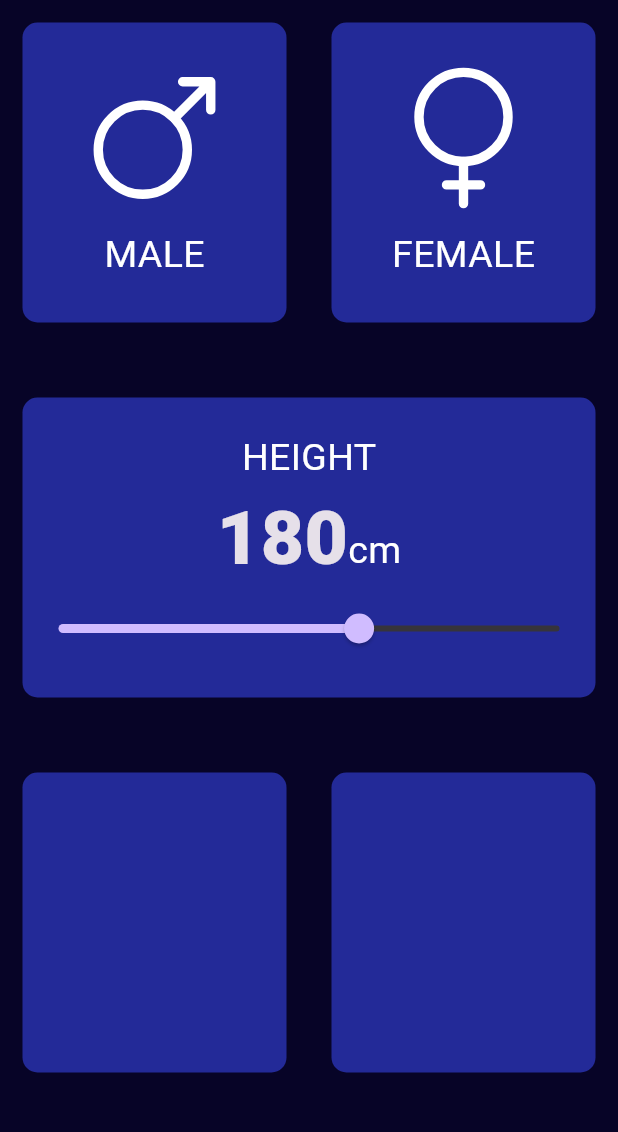
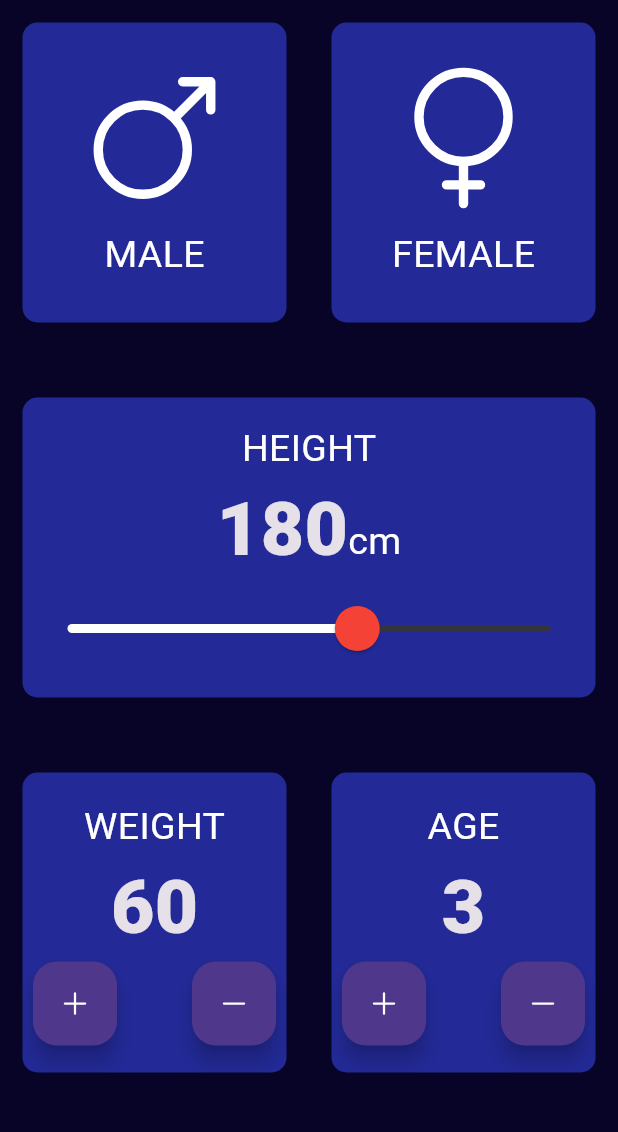
Before and after one commit to Abe99/BMI_calculator, a Flutter app: the screen it shows after launch, on a phone screen of 412 x 824 dp, the part 84-1216 px from its top. Run offline on Flutter 3.47's test engine with Material 3 defaults, Android fonts, the phone set to English and light mode, and no system bars; our stand-ins replace flutter_vector_icons, ionicons.

```diff
--- /dev/null
+++ b/lib/bottom_button.dart
@@ -0,0 +1,15 @@
+import 'package:flutter/material.dart';
+import 'constants.dart';
+class BottomButton extends StatelessWidget {
+  BottomButton({required this.buttonTitle,required this.onTap});
+   final void Function() onTap;
+   final String buttonTitle;
+
+  @override
+  Widget build(BuildContext context) {
+    return GestureDetector(
+      onTap: onTap,
+      child: Center(child: Text(buttonTitle, style: kLargeButtonTextStyle,)),
+    );
+  }
+}
--- a/lib/constants.dart
+++ b/lib/constants.dart
@@ -6,3 +6,6 @@ const kBottomContainerColor = Color(0xFFD20138);
 const kBtmContainerHeight = 160.0;
 const kLabelTextStyle =  TextStyle(color: Colors.white, fontSize: 25.0);
 const kNumberTextStyle = TextStyle(fontSize: 50.0, fontWeight: FontWeight.w900);
+const kLargeButtonTextStyle = TextStyle(fontSize: 25.0, fontWeight: FontWeight.bold
+
+);
--- a/lib/input_page.dart
+++ b/lib/input_page.dart
@@ -1,8 +1,12 @@
+
 import 'package:bmi_calculator/icon_content.dart';
+import 'package:bmi_calculator/results_page.dart';
 import 'package:flutter/material.dart';
 import 'reusable_card.dart';
 import 'package:flutter_vector_icons/flutter_vector_icons.dart';
 import 'constants.dart';
+import 'bottom_button.dart';
+
 
 enum Gender {
   male,
@@ -19,6 +23,8 @@ class inputPage extends StatefulWidget {
 class _inputPageState extends State<inputPage> {
   Gender? selectedGender;
   int height = 180;
+  int weight = 60;
+  int age = 3;
 
   @override
   Widget build(BuildContext context) {
@@ -94,12 +100,19 @@ class _inputPageState extends State<inputPage> {
                         'cm',
                         style: kLabelTextStyle,
                       ),
-
-
                     ],
-
                   ),
-                Slider(
+                  SliderTheme(
+                    data: SliderTheme.of(context).copyWith(
+                      activeTrackColor: Colors.white,
+                      thumbColor: Colors.red,
+                      overlayColor: Colors.orange,
+                      thumbShape:
+                          RoundSliderThumbShape(enabledThumbRadius: 15.0),
+                      overlayShape:
+                          RoundSliderOverlayShape(overlayRadius: 30.0),
+                    ),
+                    child: Slider(
                       value: height.toDouble(),
                       min: 120.0,
                       max: 220.0,
@@ -108,8 +121,9 @@ class _inputPageState extends State<inputPage> {
                           height = newValue.round();
                         });
                       },
-                      ),],
-
+                    ),
+                  ),
+                ],
               ),
             ),
             SizedBox(
@@ -118,14 +132,93 @@ class _inputPageState extends State<inputPage> {
             Row(
               children: [
                 Expanded(
-                  child: ReusableCard(colour: kInactiveCardColor),
+                  child: ReusableCard(
+                      cardChild: Column(
+                        mainAxisAlignment: MainAxisAlignment.center,
+                        children: [
+                          Text(
+                            'WEIGHT',
+                            style: kLabelTextStyle,
                           ),
-                Expanded(
-                  child: ReusableCard(colour: kInactiveCardColor),
+                          Text(weight.toString(), style: kNumberTextStyle),
+                          Row(
+                            mainAxisAlignment: MainAxisAlignment.center,
+                            children: [
+                              FloatingActionButton(onPressed: () {
+                                print('add pressed');
+                                setState(() {
+                                  if(weight<200){
+                                    weight++;
+                                  }else{weight = 200;
+                                  };
+                                });
+                              },
+                                child: Icon(
+                                    Ionicons.add,
+                                    color: Colors.white,),
+                              ),
+                              SizedBox(width: 50.0,),
+                              FloatingActionButton(onPressed: () {
+                                setState(() {
+                                  if(weight > 0){
+                                    weight--;
+                                  }else{
+                                    weight = 0;
+                                  }
+                                });
+                              },
+                                child: Icon(
+                                    Ionicons.remove,
+                                    color: Colors.white,),
+                              )
+                            ],
                           )
                         ],
                       ),
+                      colour: kInactiveCardColor),
+                ),
+                Expanded(
+                  child: ReusableCard(
+                    cardChild: Column(
+                      mainAxisAlignment: MainAxisAlignment.center,
+                      children: [
+                        Text('AGE',style: kLabelTextStyle,),
+                        Text(age.toString(),style: kNumberTextStyle,),
+                        Row(
+                          mainAxisAlignment: MainAxisAlignment.center,
+                          children: [
+                            FloatingActionButton(onPressed: () {
+                              setState(() {
+                              if(age < 110){
+                                age++;
+                              }else{
+                                age = 110;
+                              }
+                              });
 
+                            },
+                              child: Icon(Ionicons.add,color: Colors.white,),
+
+                            ),
+                            SizedBox(width: 50.0,),
+                            FloatingActionButton(onPressed: () {
+                              setState(() {
+                                if(age>0){
+                                  age--;
+                                }else{age = 0;
+                                }
+                              });
+                            },
+                            child: Icon(Ionicons.remove,color: Colors.white),)
+                          ],
+                        )
+                      ],
+                    ),
+                    colour: kInactiveCardColor),
+
+                )
+              ],
+            ),
             SizedBox(
               height: 20.0,
             ),
@@ -134,6 +227,9 @@ class _inputPageState extends State<inputPage> {
               margin: EdgeInsets.only(top: 15.0),
               width: double.infinity,
               height: kBtmContainerHeight,
+              child: BottomButton(buttonTitle: 'CALCULATE',onTap: () {
+     Navigator.push(context, MaterialPageRoute(builder: (context) => ResultsPage()));
+      },),
             )
           ],
         ));
```
Also changed, not shown: lib/results_page.dart (added, +65 -0 lines). Lines whose indentation alone changed are shown as unchanged.
